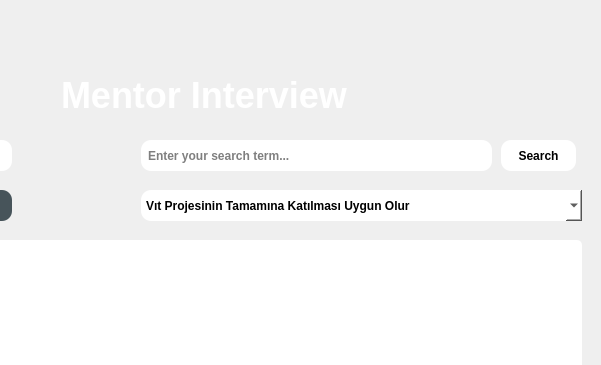
Above: qt/mentor_menu.ui from yhtyyar94/Python-Module-Week7 before the change; both pictures show x 199 to 800 and y 0 to 365 of the 800 by 600 pixel window. Below: the same form after it.
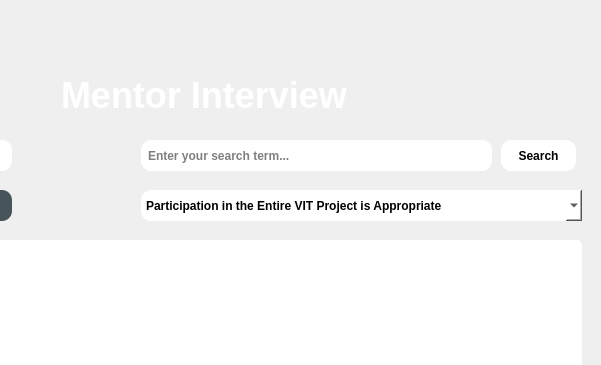
That is the form after the change. Icons and pictures are not drawn.

Patch:
```diff
--- a/qt/mentor_menu.ui
+++ b/qt/mentor_menu.ui
@@ -54,7 +54,7 @@
     </property>
     <item>
      <property name="text">
-      <string>Vıt Projesinin Tamamına Katılması Uygun Olur</string>
+      <string>Participation in the Entire VIT Project is Appropriate</string>
      </property>
     </item>
     <item>
```
Left out of the diff: 14 changed lines with no effect on the pictures.
